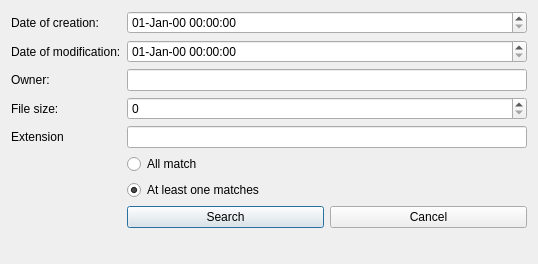
Above: src/Forms/WindowMetadataSearch/windowmetadatasearch.ui from Rasakhatskiy/Labs_S4_OOOP_L01 before the change. Below: the same form after it.
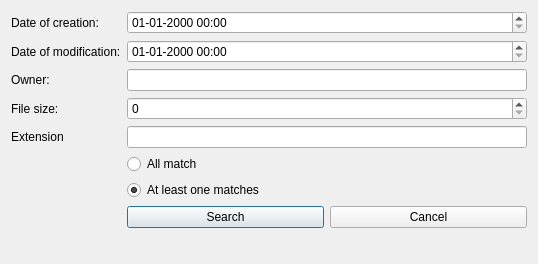
That is the form after the change.

```diff
--- a/src/Forms/WindowMetadataSearch/windowmetadatasearch.ui
+++ b/src/Forms/WindowMetadataSearch/windowmetadatasearch.ui
@@ -36,7 +36,7 @@
       </sizepolicy>
      </property>
      <property name="displayFormat">
-      <string>dd-MMM-yy HH:mm:ss</string>
+      <string>dd-MM-yyyy HH:mm</string>
      </property>
     </widget>
    </item>
@@ -62,7 +62,7 @@
       </sizepolicy>
      </property>
      <property name="displayFormat">
-      <string>dd-MMM-yy HH:mm:ss</string>
+      <string>dd-MM-yyyy HH:mm</string>
      </property>
     </widget>
    </item>
```
